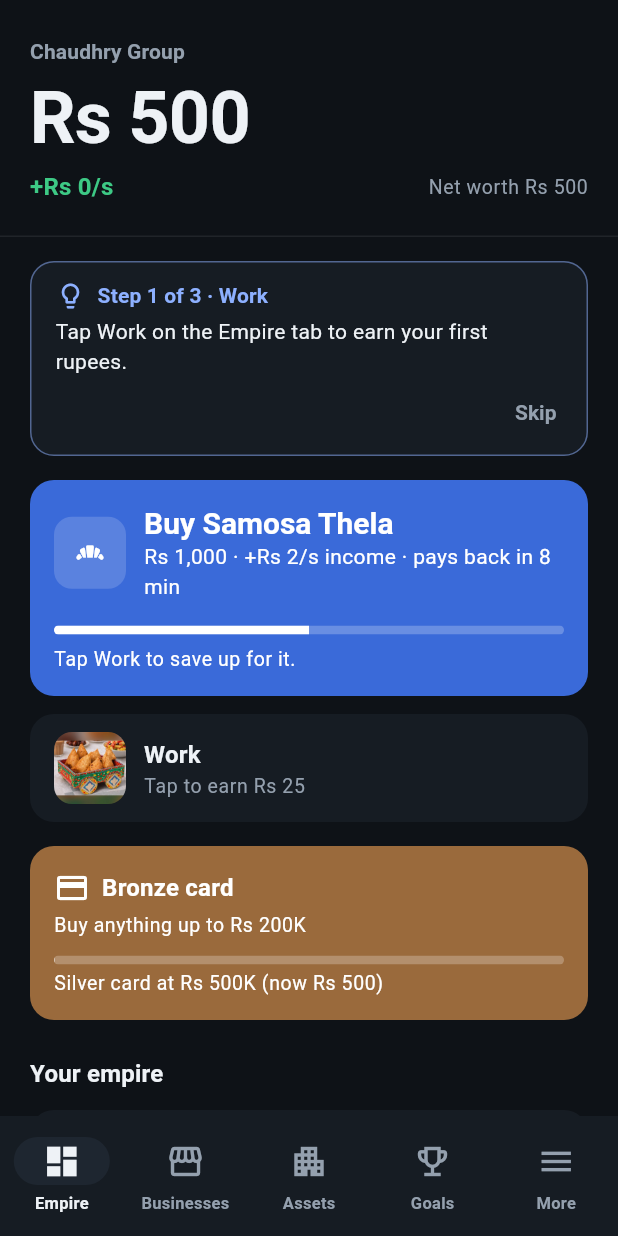
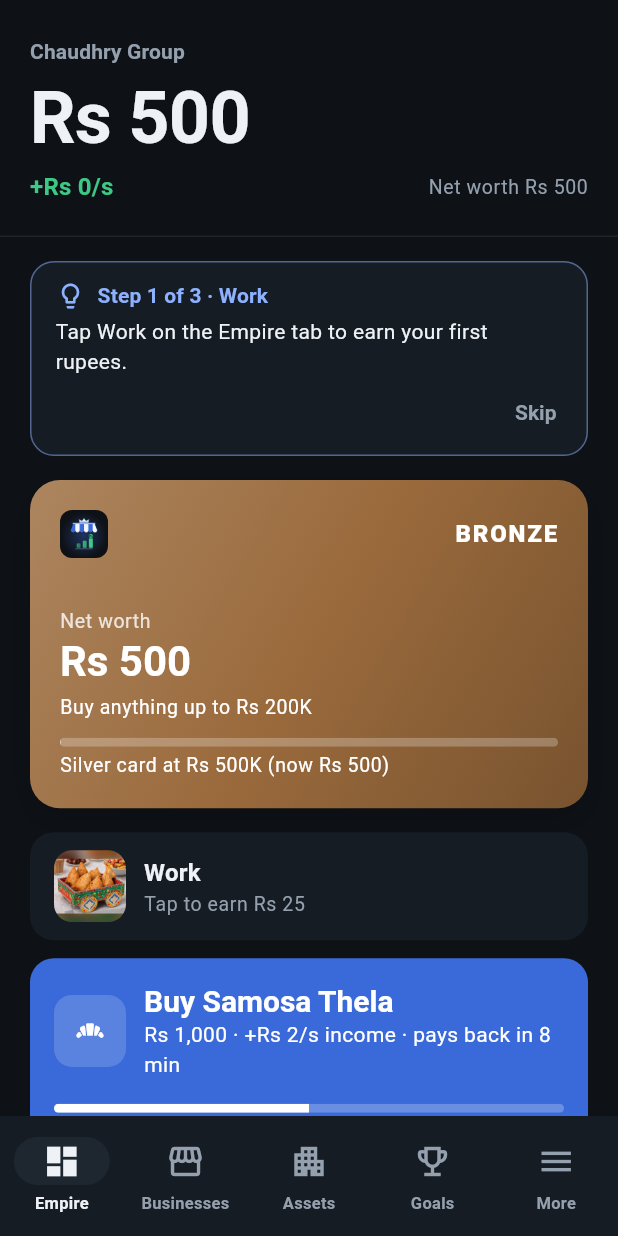
Before and after one commit to fahad2bhatti/desi-business-empire, a Flutter app: the screen it shows after launch, after a tap on "Start", on a phone screen of 412 x 824 dp. Run offline on Flutter 3.47's test engine with Material 3 defaults, Android fonts, the phone set to English and light mode, and no system bars; our stand-ins replace drift, drift_flutter, flutter_riverpod, go_router; accounts and stored records are empty; generated files the repository leaves out were written again.

Commit message:
Big bank card on Empire, app logo and launcher icon
Co-Authored-By: Claude Sonnet 5.5 <noreply@anthropic.com>
Claude-Session: https://claude.ai/code/session_019ytPtR6HKukidwBNEwqcBQ

```diff
--- a/lib/features/empire/empire_screen.dart
+++ b/lib/features/empire/empire_screen.dart
@@ -59,16 +59,16 @@ class EmpireScreen extends ConsumerWidget {
       ),
       children: [
         const TutorialCoach(),
-        NextMoveCard(engine: engine, state: s, blocked: session.saveFailed),
-        const SizedBox(height: AppSpacing.s12),
+        _BankCard(engine: engine, state: s),
+        const SizedBox(height: AppSpacing.s16),
         _WorkButton(
           pay: formatShort(engine.config.workPayPaisa),
           enabled: !session.saveFailed,
           onTap: () =>
               runCommand(context, ref, (state, now) => engine.work(state, now)),
         ),
-        const SizedBox(height: AppSpacing.s16),
-        _BankCard(engine: engine, state: s),
+        const SizedBox(height: AppSpacing.s12),
+        NextMoveCard(engine: engine, state: s, blocked: session.saveFailed),
         const SizedBox(height: AppSpacing.s24),
         const SectionTitle(S.yourEmpire),
         _Overview(engine: engine, state: s),
@@ -426,8 +426,8 @@ Color _cardColor(String id) => switch (id) {
   _ => const Color(0xFF1F3A5F),
 };
 
-/// The player's bank card: its name, what it lets them buy, and how far
-/// net worth is from the next one.
+/// The player's bank card, drawn like a real one: logo, card name, net
+/// worth, what it lets them buy, and how far the next card is.
 class _BankCard extends StatelessWidget {
   const _BankCard({required this.engine, required this.state});
 
@@ -440,40 +440,78 @@ class _BankCard extends StatelessWidget {
     final next = engine.nextCard(state);
     final worth = engine.netWorth(state);
     final color = _cardColor(card.id);
-    final on = ThemeData.estimateBrightnessForColor(color) == Brightness.dark
-        ? Colors.white
-        : const Color(0xFF14181D);
+    final dark = ThemeData.estimateBrightnessForColor(color) == Brightness.dark;
+    final on = dark ? Colors.white : const Color(0xFF14181D);
     final span = next == null ? 1 : next.netWorthPaisa - card.netWorthPaisa;
     final progress = next == null
         ? 1.0
         : ((worth - card.netWorthPaisa) / span).clamp(0.0, 1.0);
     final small = context.text.bodySmall?.copyWith(color: on);
-    return Container(
-      padding: const EdgeInsets.all(AppSpacing.s16),
+    final limit = card.limitPaisa == noCardLimit
+        ? S.cardNoLimit
+        : S.cardLimit(formatShort(card.limitPaisa));
+    return Semantics(
+      container: true,
+      label:
+          '${S.cardShort(card.name)}. ${S.netWorth} ${formatShort(worth)}. $limit',
+      child: AspectRatio(
+        aspectRatio: 1.7,
+        child: Container(
+          padding: const EdgeInsets.all(AppSpacing.s20),
           decoration: BoxDecoration(
-        color: color,
-        borderRadius: BorderRadius.circular(AppRadius.card),
+            borderRadius: BorderRadius.circular(AppRadius.card + 4),
+            gradient: LinearGradient(
+              begin: Alignment.topLeft,
+              end: Alignment.bottomRight,
+              colors: [
+                Color.lerp(color, Colors.white, 0.18)!,
+                color,
+                Color.lerp(color, Colors.black, 0.22)!,
+              ],
+            ),
+            boxShadow: const [
+              BoxShadow(
+                color: Color(0x33000000),
+                blurRadius: 18,
+                offset: Offset(0, 8),
+              ),
+            ],
           ),
           child: Column(
             crossAxisAlignment: CrossAxisAlignment.start,
             children: [
               Row(
                 children: [
-              Icon(Icons.credit_card, color: on),
-              const SizedBox(width: AppSpacing.s8),
+                  ClipRRect(
+                    borderRadius: BorderRadius.circular(8),
+                    child: Image.asset(
+                      'assets/images/logo.png',
+                      width: 32,
+                      height: 32,
+                      errorBuilder: (_, _, _) => const SizedBox(width: 32),
+                    ),
+                  ),
+                  const Spacer(),
                   Text(
-                S.cardShort(card.name),
-                style: context.text.titleMedium?.copyWith(color: on),
+                    card.name.toUpperCase(),
+                    style: context.text.titleMedium?.copyWith(
+                      color: on,
+                      fontWeight: FontWeight.w800,
+                      letterSpacing: 1.2,
+                    ),
                   ),
                 ],
               ),
+              const Spacer(),
+              Text(S.netWorth, style: small?.copyWith(color: on.withValues(alpha: 0.8))),
+              Text(
+                formatShort(worth),
+                style: context.text.headlineMedium
+                    ?.copyWith(color: on, fontWeight: FontWeight.w700)
+                    .numbers,
+              ),
               const SizedBox(height: AppSpacing.s4),
-          Text(
-            card.limitPaisa == noCardLimit
-                ? S.cardNoLimit
-                : S.cardLimit(formatShort(card.limitPaisa)),
-            style: small,
-          ),
+              Text(limit, style: small),
               const SizedBox(height: AppSpacing.s12),
               ClipRRect(
                 borderRadius: BorderRadius.circular(4),
@@ -497,6 +535,8 @@ class _BankCard extends StatelessWidget {
               ),
             ],
           ),
+        ),
+      ),
     );
   }
 }
--- a/lib/features/onboarding/welcome_screen.dart
+++ b/lib/features/onboarding/welcome_screen.dart
@@ -69,6 +69,18 @@ class _WelcomeScreenState extends ConsumerState<WelcomeScreen> {
             AppSpacing.s24,
           ),
           children: [
+            Align(
+              alignment: Alignment.centerLeft,
+              child: ClipRRect(
+                borderRadius: BorderRadius.circular(AppRadius.card),
+                child: Image.asset(
+                  'assets/images/logo.png',
+                  width: 96,
+                  height: 96,
+                  errorBuilder: (_, _, _) => const SizedBox(height: 96),
+                ),
+              ),
+            ),
             const SizedBox(height: AppSpacing.s24),
             Row(
               children: [
```
Also changed, not shown: assets/images/logo.png (added), 13 other files. Lines whose indentation alone changed are shown as unchanged.
